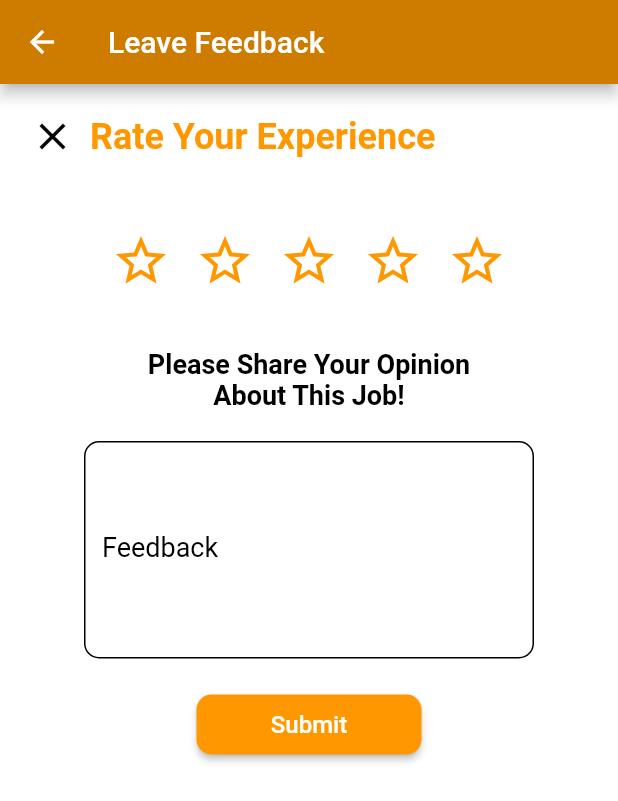
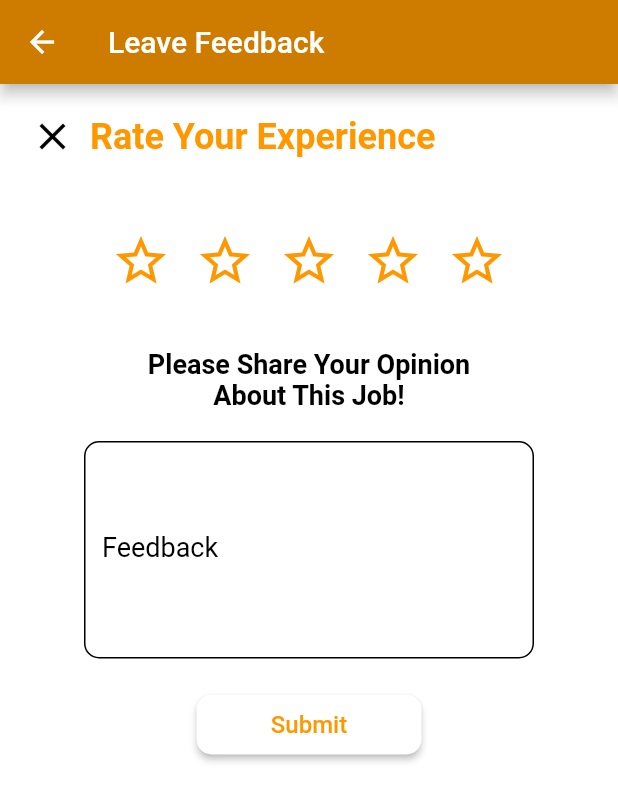
Before and after one commit to bathiyapathum/PartTimeNow_flutter_app, a Flutter app: the FeedbackScreen screen opened directly, on a phone screen of 412 x 824 dp. Shown: the top 801 px of the screen. Run offline on Flutter 3.47's test engine with Material 2 defaults, Android fonts, the phone set to English and light mode, and no system bars; our stand-ins replace cloud_firestore, firebase_auth, firebase_core, firebase_storage, flutter_svg, image_picker and 3 more; accounts and stored records are empty; network calls fail; project files that could hold a hidden picture were left out.

Commit message:
Working product upto now

```diff
--- a/lib/models/post_model.dart
+++ b/lib/models/post_model.dart
@@ -1,6 +1,7 @@
+import 'package:cloud_firestore/cloud_firestore.dart';
 
 class PostModel {
-  final String userId; // This field represents the user ID
+  final String userId;
   final String postId;
   final String userName;
   final String gender;
@@ -16,9 +17,11 @@ class PostModel {
   final DateTime endDate;
   final double salary;
 
-  JobPostModel({
+  PostModel({
     required this.userId,
     required this.startDate,
+    required this.startTime,
+    required this.userName,
     required this.endDate,
     required this.salary,
     required this.location,
@@ -28,6 +31,8 @@ class PostModel {
     required this.photoUrl,
     required this.feedbacksId,
     required this.saved,
+    required this.postId,
+    required this.gender,
   });
 
   Map<String, dynamic> toJson() => {
@@ -51,6 +56,7 @@ class PostModel {
     var snapshot = snap.data() as Map<String, dynamic>;
     return PostModel(
       postId: snapshot['postId'],
+      userId: snapshot['userId'],
       userName: snapshot['userName'],
       gender: snapshot['gender'],
       startDate: snapshot['startDate'],
@@ -65,18 +71,5 @@ class PostModel {
       feedbacksId: snapshot['feedbacksId'],
       saved: snapshot['saved'],
     );
-  });
-
-//   // Convert the model to a JSON format
-//   Map<String, dynamic> toJson() {
-//     return {
-//       'userId': userId,
-//       'startDate': startDate.toUtc().toIso8601String(),
-//       'endDate': endDate.toUtc().toIso8601String(),
-//       'salary': salary,
-//       'location': location,
-//       'description': description,
-//     };
-// >>>>>>> main
   }
 }
--- a/lib/resources/firestore_methods.dart
+++ b/lib/resources/firestore_methods.dart
@@ -1,13 +1,11 @@
 import 'package:cloud_firestore/cloud_firestore.dart';
 import 'package:logger/logger.dart';
-import 'dart:typed_data';
-import 'package:uuid/uuid.dart';
 
-class FireStoreMethods{
+class FireStoreMethods {
   final logger = Logger();
   final FirebaseFirestore _firestore = FirebaseFirestore.instance;
 
-   Future<void> savePost(String postId, String uId, List saved) async {
+  Future<void> savePost(String postId, String uId, List saved) async {
     try {
       if (saved.contains(uId)) {
         await _firestore.collection('posts').doc(postId).update({
--- a/lib/screens/feedback_screen.dart
+++ b/lib/screens/feedback_screen.dart
@@ -1,6 +1,4 @@
-import 'package:cloud_firestore/cloud_firestore.dart';
 import 'package:flutter/material.dart';
-import 'package:parttimenow_flutter/models/feeback_model.dart';
 import 'package:parttimenow_flutter/resources/auth_method.dart';
 
 class FeedbackScreen extends StatefulWidget {
@@ -24,15 +22,15 @@ class _FeedbackScreenState extends State<FeedbackScreen> {
   Widget build(BuildContext context) {
     return Scaffold(
       appBar: AppBar(
-        title: Text('Leave Feedback'),
-        backgroundColor: Color.fromARGB(255, 206, 124, 0),
+        title: const Text('Leave Feedback'),
+        backgroundColor: const Color.fromARGB(255, 206, 124, 0),
       ),
       body: SingleChildScrollView(
         child: Center(
           child: Column(
             children: [
-              Padding(
-                padding: const EdgeInsets.all(20.0),
+              const Padding(
+                padding: EdgeInsets.all(20.0),
                 child: Column(
                   children: [
                     Row(
@@ -56,10 +54,10 @@ class _FeedbackScreenState extends State<FeedbackScreen> {
                   ],
                 ),
               ),
-              SizedBox(height: 20),
+              const SizedBox(height: 20),
               _buildStarRating(),
-              SizedBox(height: 30),
-              Text(
+              const SizedBox(height: 30),
+              const Text(
                 'Please Share Your Opinion\nAbout This Job!',
                 style: TextStyle(
                   fontSize: 18,
@@ -68,9 +66,9 @@ class _FeedbackScreenState extends State<FeedbackScreen> {
                 ),
                 textAlign: TextAlign.center,
               ),
-              SizedBox(height: 20),
+              const SizedBox(height: 20),
               _buildFeedbackField(),
-              SizedBox(height: 20),
+              const SizedBox(height: 20),
               ElevatedButton(
                 onPressed: () async {
                   if (_rating != null) {
@@ -89,14 +87,14 @@ class _FeedbackScreenState extends State<FeedbackScreen> {
                   }
                 },
                 style: ElevatedButton.styleFrom(
-                  primary: Colors.orange,
-                  onPrimary: Colors.white,
+                  foregroundColor: Colors.orange,
+                  backgroundColor: Colors.white,
                   shape: RoundedRectangleBorder(
                     borderRadius: BorderRadius.circular(10),
                   ),
-                  minimumSize: Size(150, 40),
+                  minimumSize: const Size(150, 40),
                 ),
-                child: Text('Submit', style: TextStyle(fontSize: 16)),
+                child: const Text('Submit', style: TextStyle(fontSize: 16)),
               ),
             ],
           ),
@@ -130,23 +128,23 @@ class _FeedbackScreenState extends State<FeedbackScreen> {
   }
 
   Widget _buildFeedbackField() {
-    return Container(
+    return SizedBox(
       width: 300,
       child: TextField(
         controller: feedbackController,
-        style: TextStyle(color: Colors.black, fontSize: 18),
+        style: const TextStyle(color: Colors.black, fontSize: 18),
         maxLines: 5,
         decoration: InputDecoration(
           labelText: 'Feedback',
-          labelStyle: TextStyle(color: Colors.black, fontSize: 18),
+          labelStyle: const TextStyle(color: Colors.black, fontSize: 18),
           hintText: 'Enter your feedback here',
-          hintStyle: TextStyle(color: Colors.grey),
+          hintStyle: const TextStyle(color: Colors.grey),
           enabledBorder: OutlineInputBorder(
-            borderSide: BorderSide(color: Colors.black),
+            borderSide: const BorderSide(color: Colors.black),
             borderRadius: BorderRadius.circular(10),
           ),
           focusedBorder: OutlineInputBorder(
-            borderSide: BorderSide(color: Color.fromARGB(255, 206, 124, 0)),
+            borderSide: const BorderSide(color: Color.fromARGB(255, 206, 124, 0)),
             borderRadius: BorderRadius.circular(10),
           ),
         ),
```
Also changed, not shown: lib/resources/auth_method.dart (+16 -6 lines), lib/screens/post_a_job.dart (+5 -4 lines), lib/screens/post_job_screen.dart (+30 -27 lines), lib/utils/global_variable.dart (+4 -4 lines).
